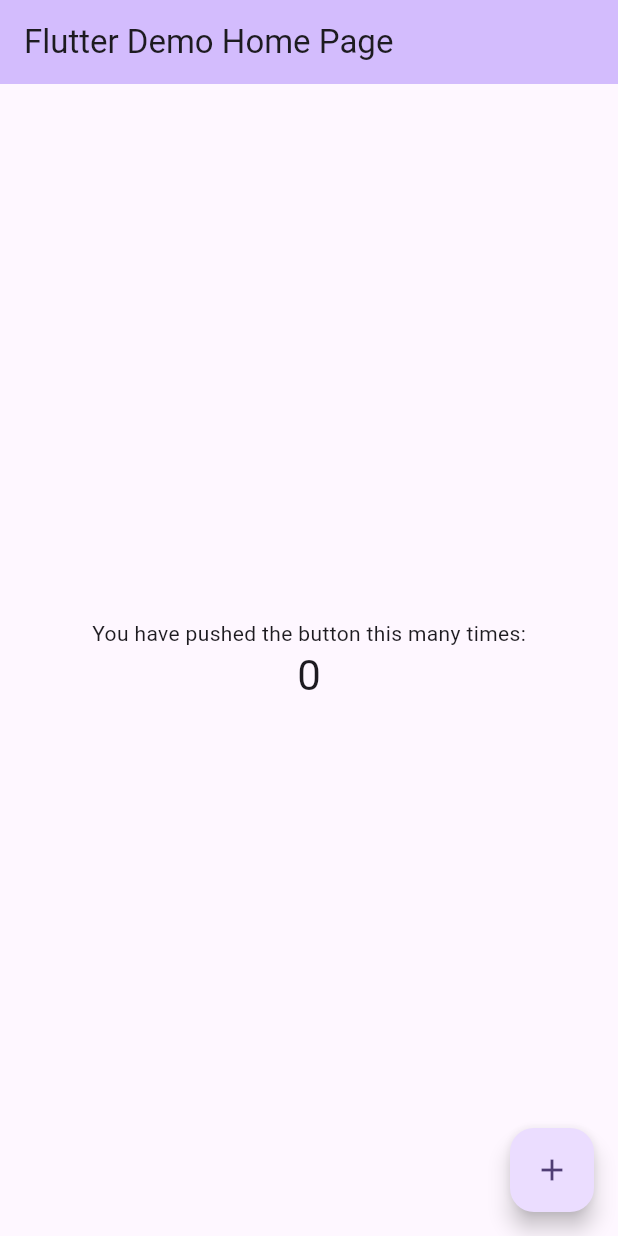
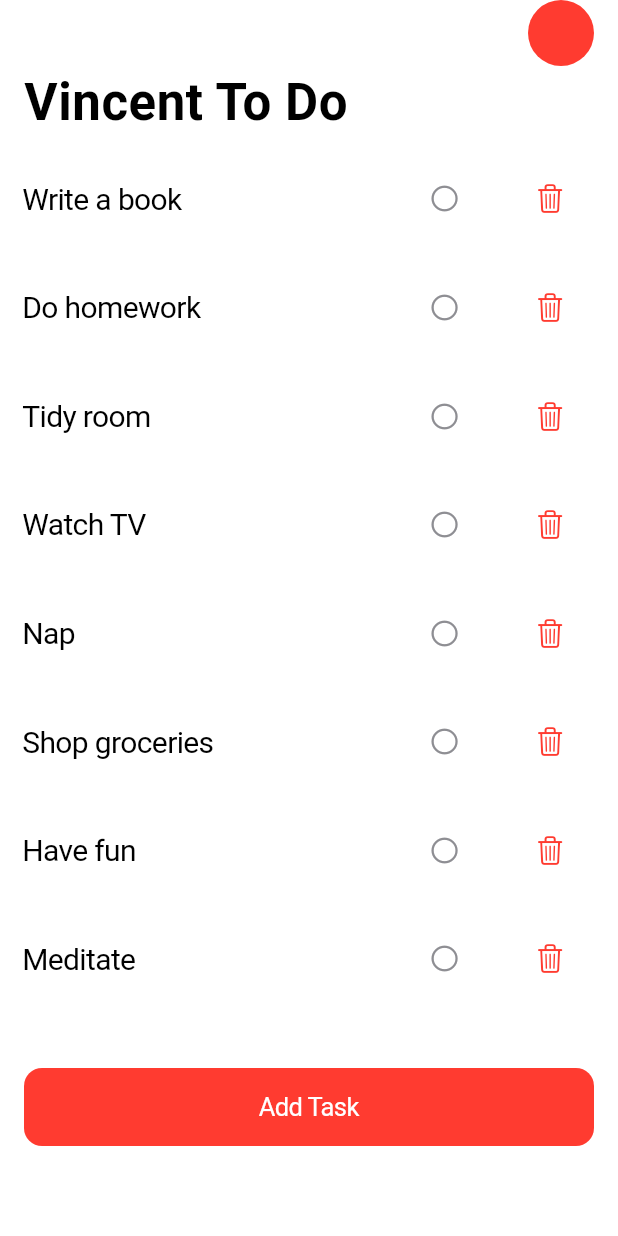
Before and after one commit to gu-tig333-ht23/gusisevi, a Flutter app: the screen it shows after launch, on a phone screen of 412 x 824 dp. Run offline on Flutter 3.47's test engine with Material 2 defaults, Android fonts, the phone set to English and light mode, and no system bars.

Commit message:
Week 1 completed.

```diff
--- a/lib/main.dart
+++ b/lib/main.dart
@@ -1,125 +1,206 @@
-import 'package:flutter/material.dart';
+import 'package:flutter/cupertino.dart';
+import 'package:flutter/services.dart';
 
 void main() {
-  runApp(const MyApp());
+  runApp(MyApp());
 }
 
 class MyApp extends StatelessWidget {
-  const MyApp({super.key});
-
-  // This widget is the root of your application.
   @override
   Widget build(BuildContext context) {
-    return MaterialApp(
-      title: 'Flutter Demo',
-      theme: ThemeData(
-        // This is the theme of your application.
-        //
-        // TRY THIS: Try running your application with "flutter run". You'll see
-        // the application has a blue toolbar. Then, without quitting the app,
-        // try changing the seedColor in the colorScheme below to Colors.green
-        // and then invoke "hot reload" (save your changes or press the "hot
-        // reload" button in a Flutter-supported IDE, or press "r" if you used
-        // the command line to start the app).
-        //
-        // Notice that the counter didn't reset back to zero; the application
-        // state is not lost during the reload. To reset the state, use hot
-        // restart instead.
-        //
-        // This works for code too, not just values: Most code changes can be
-        // tested with just a hot reload.
-        colorScheme: ColorScheme.fromSeed(seedColor: Colors.deepPurple),
-        useMaterial3: true,
+    return CupertinoApp(
+      title: 'Vincent To Do',
+      theme: CupertinoThemeData(
+        primaryColor: CupertinoColors.systemRed,
       ),
-      home: const MyHomePage(title: 'Flutter Demo Home Page'),
+      home: MyHomePage(),
     );
   }
 }
 
-class MyHomePage extends StatefulWidget {
-  const MyHomePage({super.key, required this.title});
+class TaskItem extends StatelessWidget {
+  final String task;
 
-  // This widget is the home page of your application. It is stateful, meaning
-  // that it has a State object (defined below) that contains fields that affect
-  // how it looks.
-
-  // This class is the configuration for the state. It holds the values (in this
-  // case the title) provided by the parent (in this case the App widget) and
-  // used by the build method of the State. Fields in a Widget subclass are
-  // always marked "final".
-
-  final String title;
-
-  @override
-  State<MyHomePage> createState() => _MyHomePageState();
-}
-
-class _MyHomePageState extends State<MyHomePage> {
-  int _counter = 0;
-
-  void _incrementCounter() {
-    setState(() {
-      // This call to setState tells the Flutter framework that something has
-      // changed in this State, which causes it to rerun the build method below
-      // so that the display can reflect the updated values. If we changed
-      // _counter without calling setState(), then the build method would not be
-      // called again, and so nothing would appear to happen.
-      _counter++;
-    });
-  }
+  TaskItem({
+    super.key,
+    required this.task,
+    // TO DO: isCompleted state
+  });
 
   @override
   Widget build(BuildContext context) {
-    // This method is rerun every time setState is called, for instance as done
-    // by the _incrementCounter method above.
-    //
-    // The Flutter framework has been optimized to make rerunning build methods
-    // fast, so that you can just rebuild anything that needs updating rather
-    // than having to individually change instances of widgets.
-    return Scaffold(
-      appBar: AppBar(
-        // TRY THIS: Try changing the color here to a specific color (to
-        // Colors.amber, perhaps?) and trigger a hot reload to see the AppBar
-        // change color while the other colors stay the same.
-        backgroundColor: Theme.of(context).colorScheme.inversePrimary,
-        // Here we take the value from the MyHomePage object that was created by
-        // the App.build method, and use it to set our appbar title.
-        title: Text(widget.title),
+    return Padding(
+      padding: EdgeInsets.symmetric(vertical: 10.0, horizontal: 15.0),
+      child: Row(
+        children: [
+          Expanded(
+            child: Text(task, style: TextStyle(fontSize: 20)),
+          ),
+          CupertinoButton(
+            onPressed: () {
+              print("Completed button pressed");
+              // TO DO: Implement completed state
+              HapticFeedback.selectionClick();
+            },
+            child:
+                Icon(CupertinoIcons.circle, color: CupertinoColors.systemGrey),
+          ),
+          SizedBox(width: 10),
+          CupertinoButton(
+            onPressed: () {
+              print("Delete button pressed");
+              // TO DO: Implement delete
+            },
+            child: Icon(CupertinoIcons.delete,
+                color: CupertinoColors.destructiveRed),
+          ),
+        ],
       ),
-      body: Center(
-        // Center is a layout widget. It takes a single child and positions it
-        // in the middle of the parent.
+    );
+  }
+}
+
+class MyHomePage extends StatelessWidget {
+  final List<String> tasks = [
+    'Write a book',
+    'Do homework',
+    'Tidy room',
+    'Watch TV',
+    'Nap',
+    'Shop groceries',
+    'Have fun',
+    'Meditate',
+    // TO DO: Implement proper, flexible data structure for this
+  ];
+
+  @override
+  Widget build(BuildContext context) {
+    return CupertinoPageScaffold(
+      child: Stack(
+        children: [
+          CustomScrollView(
+            slivers: <Widget>[
+              CupertinoSliverNavigationBar(
+                largeTitle: Text('Vincent To Do'),
+                trailing: CupertinoButton(
+                  padding: EdgeInsets.zero,
+                  color: CupertinoTheme.of(context).primaryColor,
+                  borderRadius: BorderRadius.circular(25.0),
+                  child: Icon(CupertinoIcons.ellipsis),
+                  onPressed: () {
+                    print("Menu Button Pressed");
+                    _showMenu(context);
+                  },
+                ),
+              ),
+              SliverList(
+                delegate: SliverChildBuilderDelegate(
+                  (BuildContext context, int index) {
+                    return TaskItem(
+                      task: tasks[index],
+                    );
+                  },
+                  childCount: tasks.length,
+                ),
+              ),
+            ],
+          ),
+          Positioned(
+            left: 16,
+            right: 16,
+            bottom: 60,
+            child: CupertinoButton.filled(
+              child: Text('Add Task'),
+              onPressed: () {
+                print("Add Task Button Pressed");
+                HapticFeedback.selectionClick();
+                Navigator.of(context).push(CupertinoPageRoute(
+                  builder: (context) => AddTaskPage(),
+                ));
+              },
+            ),
+          ),
+        ],
+      ),
+    );
+  }
+}
+
+void _showMenu(BuildContext context) {
+  showCupertinoModalPopup(
+    context: context,
+    builder: (context) => CupertinoActionSheet(
+      title: Text('Show'),
+      actions: [
+        CupertinoActionSheetAction(
+          child: Text('All'),
+          onPressed: () {
+            // TO DO: Handle "All" action here
+            Navigator.pop(context);
+          },
+        ),
+        CupertinoActionSheetAction(
+          child: Text('Done'),
+          onPressed: () {
+            // TO DO: Handle "Done" action here
+            Navigator.pop(context);
+          },
+        ),
+        CupertinoActionSheetAction(
+          child: Text('Undone'),
+          onPressed: () {
+            // TO DO: Handle "Undone" action here
+            Navigator.pop(context);
+          },
+        ),
+      ],
+      cancelButton: CupertinoActionSheetAction(
+        isDefaultAction: true,
+        child: Text('Cancel'),
+        onPressed: () {
+          Navigator.pop(context);
+        },
+      ),
+    ),
+  );
+}
+
+class AddTaskPage extends StatelessWidget {
+  final TextEditingController taskController = TextEditingController();
+
+  @override
+  Widget build(BuildContext context) {
+    return CupertinoPageScaffold(
+      navigationBar: CupertinoNavigationBar(
+        middle: Text('Add Task'),
+      ),
+      child: Padding(
+        padding: EdgeInsets.all(16.0),
         child: Column(
-          // Column is also a layout widget. It takes a list of children and
-          // arranges them vertically. By default, it sizes itself to fit its
-          // children horizontally, and tries to be as tall as its parent.
-          //
-          // Column has various properties to control how it sizes itself and
-          // how it positions its children. Here we use mainAxisAlignment to
-          // center the children vertically; the main axis here is the vertical
-          // axis because Columns are vertical (the cross axis would be
-          // horizontal).
-          //
-          // TRY THIS: Invoke "debug painting" (choose the "Toggle Debug Paint"
-          // action in the IDE, or press "p" in the console), to see the
-          // wireframe for each widget.
           mainAxisAlignment: MainAxisAlignment.center,
-          children: <Widget>[
-            const Text(
-              'You have pushed the button this many times:',
+          children: [
+            CupertinoTextField(
+              controller: taskController,
+              placeholder: 'What are you going to do?',
             ),
-            Text(
-              '$_counter',
-              style: Theme.of(context).textTheme.headlineMedium,
+            SizedBox(height: 20),
+            CupertinoButton.filled(
+              child: Text('Add'),
+              onPressed: () {
+                String taskName = taskController.text.trim();
+                if (taskName.isNotEmpty) {
+                  // TODO: Add task to tasks list
+                  print('New Task: $taskName');
+                } else {
+                  // TODO: Handle empty task
+                  print('Empty task');
+                }
+                Navigator.of(context).pop();
+              },
             ),
           ],
         ),
       ),
-      floatingActionButton: FloatingActionButton(
-        onPressed: _incrementCounter,
-        tooltip: 'Increment',
-        child: const Icon(Icons.add),
-      ), // This trailing comma makes auto-formatting nicer for build methods.
     );
   }
 }
--- a/pubspec.yaml
+++ b/pubspec.yaml
@@ -1,4 +1,4 @@
-name: template
+name: vincent_to_do
 description: A new Flutter project.
 # The following line prevents the package from being accidentally published to
 # pub.dev using `flutter pub publish`. This is preferred for private packages.
```
Also changed, not shown: pubspec.lock, 4 other files.
